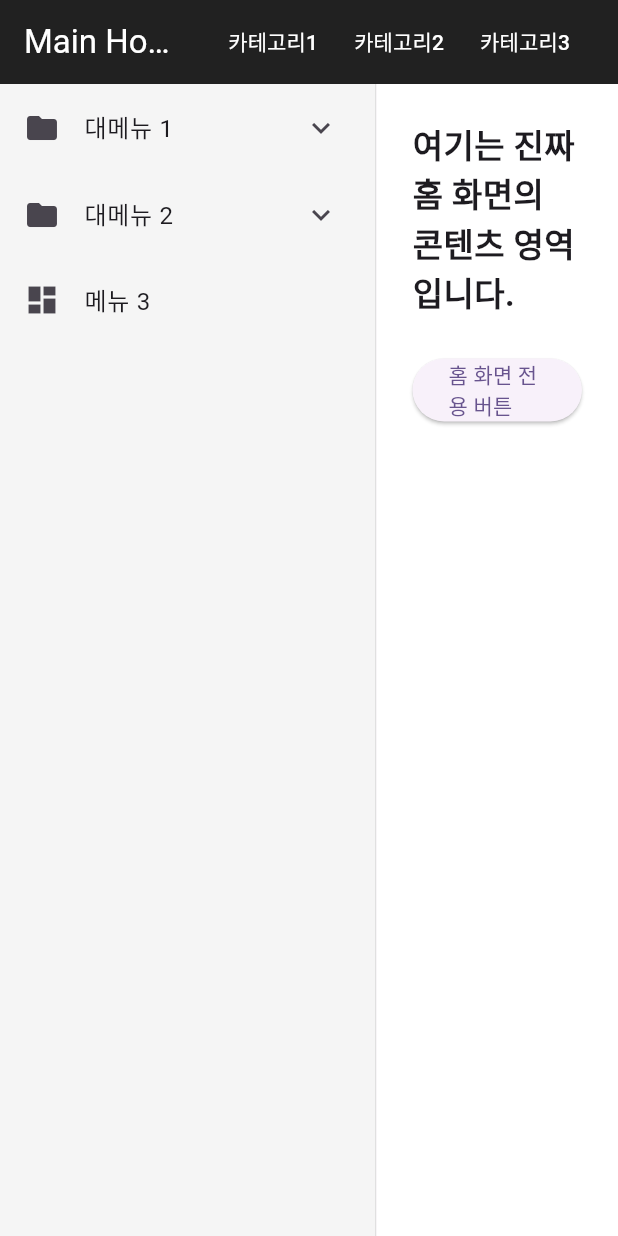
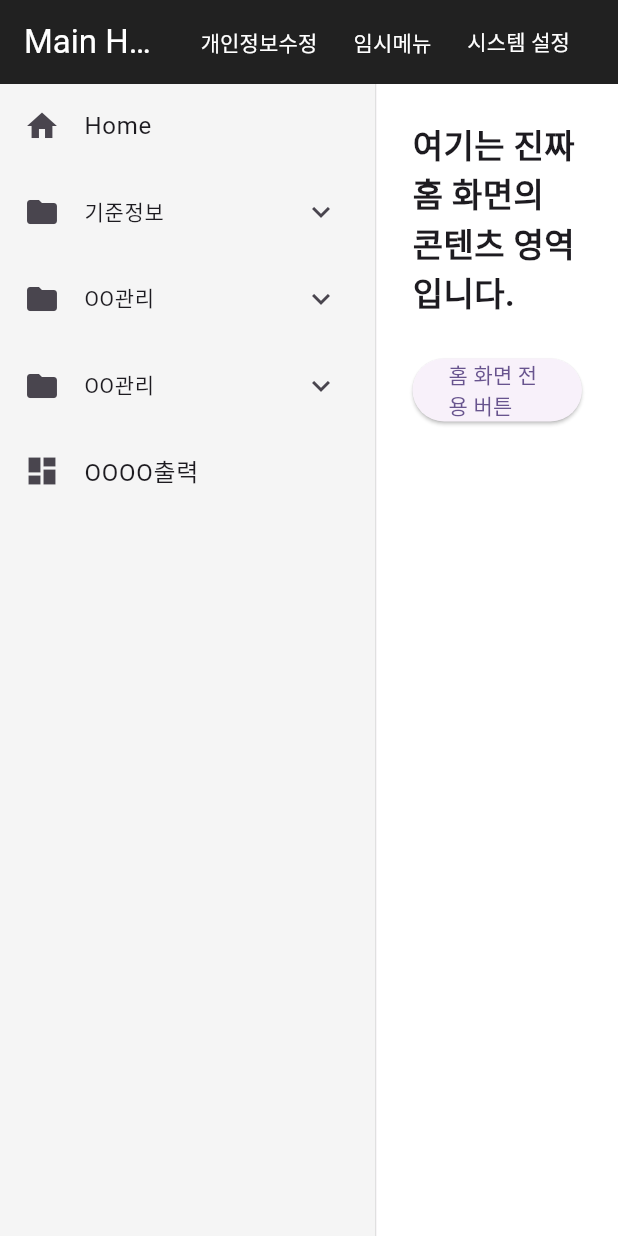
Before and after one commit to KYS123-DEV/fullstack-api-project, a Flutter app: the screen it shows after launch, after a tap on "이메일로 로그인", on a phone screen of 412 x 824 dp. Run offline on Flutter 3.47's test engine with Material 3 defaults, Android fonts, the phone set to English and light mode, and no system bars.

Commit message:
20260623 공통 레이아웃 수정 + bar 임시 데이터 설정

```diff
--- a/flutter_frontend_ys/lib/common/utils/menu_data.dart
+++ /dev/null
@@ -1,38 +0,0 @@
-//appbar, sidebar 임시 데이터
-class MenuData {
-  //appbar 메뉴
-  static const List<Map<String, String>> categoryMenus = [
-    {'id': 'c1', 'title': '카테고리1'},
-    {'id': 'c2', 'title': '카테고리2'},
-    {'id': 'c3', 'title': '카테고리3'},
-  ];
-
-  static const List<Map<String, dynamic>> sidebardMenus = [
-    //sidebar 메뉴
-    {
-      'id': 'm1',
-      'title': '대메뉴 1',
-      'icon': 'folder',
-      'children': [
-        {'id': 'm1-1', 'title': '메뉴 1-1', 'path': '/menu1-1'},
-        {'id': 'm1-2', 'title': '메뉴 1-2', 'path': '/menu1-2'},
-      ],
-    },
-    {
-      'id': 'm2',
-      'title': '대메뉴 2',
-      'icon': 'folder',
-      'children': [
-        {'id': 'm2-1', 'title': '메뉴 2-1', 'path': '/menu2-1'},
-        {'id': 'm2-2', 'title': '메뉴 2-2', 'path': '/menu2-2'},
-      ],
-    },
-    {
-      'id': 'm3',
-      'title': '메뉴 3',
-      'icon': 'dashboard',
-      'path': '/menu3',
-      'children': null,
-    },
-  ];
-}
--- /dev/null
+++ b/flutter_frontend_ys/lib/common/utils/menu_service.dart
@@ -0,0 +1,67 @@
+import 'package:flutter/material.dart';
+
+class MenuService {
+  MenuService._internal();
+  static final MenuService _instance = MenuService._internal();
+  factory MenuService() => _instance;
+
+  //전역 메뉴 데이터 변수들
+  final ValueNotifier<List<Map<String, String>>> categoryMenus = ValueNotifier(
+    [],
+  );
+  final ValueNotifier<List<Map<String, dynamic>>> sidebarMenus = ValueNotifier(
+    [],
+  );
+
+  // DB(API 서버)에서 데이터를 조회해오는 가상 함수
+  Future<void> fetchMenusFromDB() async {
+    // 서버 대기 시뮬
+    //await Future.delayed(const Duration(milliseconds: 500));
+
+    //여기서 자료 setItem
+    //appbar 메뉴
+    categoryMenus.value = [
+      {'id': 'c1', 'title': '개인정보수정'},
+      {'id': 'c2', 'title': '임시메뉴'},
+      {'id': 'c3', 'title': '시스템 설정'},
+    ];
+
+    //sidebar 메뉴
+    sidebarMenus.value = [
+      {'id': 'm0', 'title': 'Home', 'icon': 'home', 'children': null},
+      {
+        'id': 'm1',
+        'title': '기준정보',
+        'icon': 'folder',
+        'children': [
+          {'id': 'm1-1', 'title': 'OO등록', 'path': '/menu1-1'},
+        ],
+      },
+      {
+        'id': 'm2',
+        'title': 'OO관리',
+        'icon': 'folder',
+        'children': [
+          {'id': 'm2-1', 'title': 'OO확인', 'path': '/menu2-1'},
+          {'id': 'm2-2', 'title': 'OO현황', 'path': '/menu2-2'},
+          {'id': 'm2-3', 'title': 'OO현황', 'path': '/menu2-3'},
+        ],
+      },
+      {
+        'id': 'm3',
+        'title': 'OO관리',
+        'icon': 'folder',
+        'children': [
+          {'id': 'm3-1', 'title': 'OO등록', 'path': '/menu3-1'},
+        ],
+      },
+      {
+        'id': 'm4',
+        'title': 'OOOO출력',
+        'icon': 'dashboard',
+        'path': '/menu4',
+        'children': null,
+      },
+    ];
+  }
+}
--- a/flutter_frontend_ys/lib/common/widgets/common_layout.dart
+++ b/flutter_frontend_ys/lib/common/widgets/common_layout.dart
@@ -1,5 +1,5 @@
 import 'package:flutter/material.dart';
-import 'package:flutter_frontend_ys/common/utils/menu_data.dart';
+import 'package:flutter_frontend_ys/common/utils/menu_service.dart';
 
 class CommonLayout extends StatelessWidget {
   final Widget body;
@@ -9,6 +9,9 @@ class CommonLayout extends StatelessWidget {
 
   @override
   Widget build(BuildContext context) {
+    //싱글톤 상자
+    final menuService = MenuService();
+
     return Scaffold(
       // 1. 상단 카테고리 메뉴 영역
       appBar: AppBar(
@@ -16,7 +19,11 @@ class CommonLayout extends StatelessWidget {
         foregroundColor: Colors.white,
         title: Text(title),
         actions: [
-          ...MenuData.categoryMenus.map((menu) {
+          ValueListenableBuilder<List<Map<String, String>>>(
+            valueListenable: menuService.categoryMenus, // 감시할 상자 지정
+            builder: (context, categories, child) {
+              return Row(
+                children: categories.map((menu) {
                   return TextButton(
                     onPressed: () {},
                     child: Text(
@@ -24,7 +31,10 @@ class CommonLayout extends StatelessWidget {
                       style: const TextStyle(color: Colors.white),
                     ),
                   );
-          }),
+                }).toList(),
+              );
+            },
+          ),
           const SizedBox(width: 20),
         ],
       ),
@@ -34,35 +44,48 @@ class CommonLayout extends StatelessWidget {
           Container(
             width: 250,
             color: Colors.grey[100],
-            child: ListView(
-              children: [
-                ...MenuData.sidebardMenus.map((menu) {
-                  IconData menuIcon = menu['icon'] == 'dashboard'
-                      ? Icons.dashboard
-                      : Icons.folder;
+            child: ValueListenableBuilder<List<Map<String, dynamic>>>(
+              valueListenable: menuService.sidebarMenus, //감시할 상자 선택
+              builder: (context, menus, child) {
+                // 아직 DB에서 데이터를 가져오기 전이라 리스트가 비어있다면 로딩 동그라미 표현
+                if (menus.isEmpty) {
+                  return const Center(child: CircularProgressIndicator());
+                }
+
+                // 데이터가 서버에서 도착하면 아래 리스트뷰가 동적으로 표현
+                return ListView(
+                  children: menus.map((menu) {
+                    IconData menuIcon = _getMenuIcon(menu['icon']);
+
+                    // 하위 메뉴(children)가 존재하는 계층형 메뉴일 때
                     if (menu['children'] != null) {
                       return ExpansionTile(
                         leading: Icon(menuIcon),
-                      title: Text(menu['title']),
-                      children: (menu['children'] as List<Map<String, String>>)
-                          .map((child) {
+                        title: Text(
+                          menu['title'],
+                          style: TextStyle(fontSize: 14),
+                        ),
+                        children: (menu['children'] as List).map((child) {
+                          final childMap = child as Map<String, dynamic>;
                           return ListTile(
-                              title: Text('  └ ${child['title']}'),
+                            title: Text('  └ ${childMap['title']}'),
                             dense: true,
                             onTap: () {},
                           );
-                          })
-                          .toList(),
+                        }).toList(),
                       );
-                  } else {
+                    }
+                    // 하위 메뉴가 없는 단일 메뉴일 때
+                    else {
                       return ListTile(
                         leading: Icon(menuIcon),
                         title: Text(menu['title']),
                         onTap: () {},
                       );
                     }
-                }),
-              ],
+                  }).toList(),
+                );
+              },
             ),
           ),
           // 수직 구분선
@@ -78,4 +101,20 @@ class CommonLayout extends StatelessWidget {
       ),
     );
   }
+
+  //아이콘 반환
+  IconData _getMenuIcon(String? iconStr) {
+    switch (iconStr) {
+      case 'dashboard':
+        return Icons.dashboard;
+      case 'folder':
+        return Icons.folder;
+      case 'settings':
+        return Icons.settings;
+      case 'home':
+        return Icons.home;
+      default:
+        return Icons.folder; // 매칭되는 게 없거나 null일 때 보여줄 기본 아이콘
     }
+  }
+}
--- a/flutter_frontend_ys/lib/domains/auth/screens/login_page.dart
+++ b/flutter_frontend_ys/lib/domains/auth/screens/login_page.dart
@@ -1,4 +1,5 @@
 import 'package:flutter/material.dart';
+import 'package:flutter_frontend_ys/common/utils/menu_service.dart';
 import 'home_page.dart';
 
 class LoginPage extends StatefulWidget {
@@ -122,7 +123,9 @@ class _LoginPageState extends State<LoginPage> {
 
                   // 5. 메인 로그인 버튼
                   ElevatedButton(
-                    onPressed: () {
+                    onPressed: () async {
+                      // 홈 화면으로 넘어가기 전에 메뉴 데이터를 채움.
+                      await MenuService().fetchMenusFromDB();
                       Navigator.pushReplacement(
                         context,
                         MaterialPageRoute(
```
Lines whose indentation alone changed are shown as unchanged.
